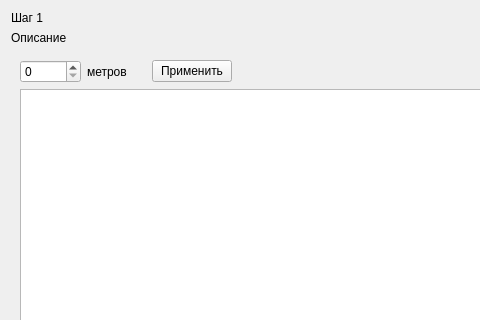
Gosha1122/orientir, file mapsettings.ui: the form before one commit; both pictures show x 0 to 480 and y 0 to 320 of the 577 by 420 pixel window.
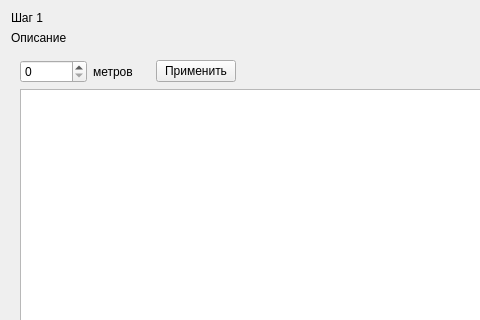
The form after the commit.

```diff
--- a/mapsettings.ui
+++ b/mapsettings.ui
@@ -233,7 +233,11 @@
      <widget class="QWidget" name="page_3">
       <layout class="QGridLayout" name="gridLayout_3">
        <item row="0" column="0">
-        <widget class="QSpinBox" name="spinBox"/>
+        <widget class="QSpinBox" name="metrsSpinBox">
+         <property name="maximum">
+          <number>100000</number>
+         </property>
+        </widget>
        </item>
        <item row="0" column="1">
         <widget class="QLabel" name="label_10">
```
